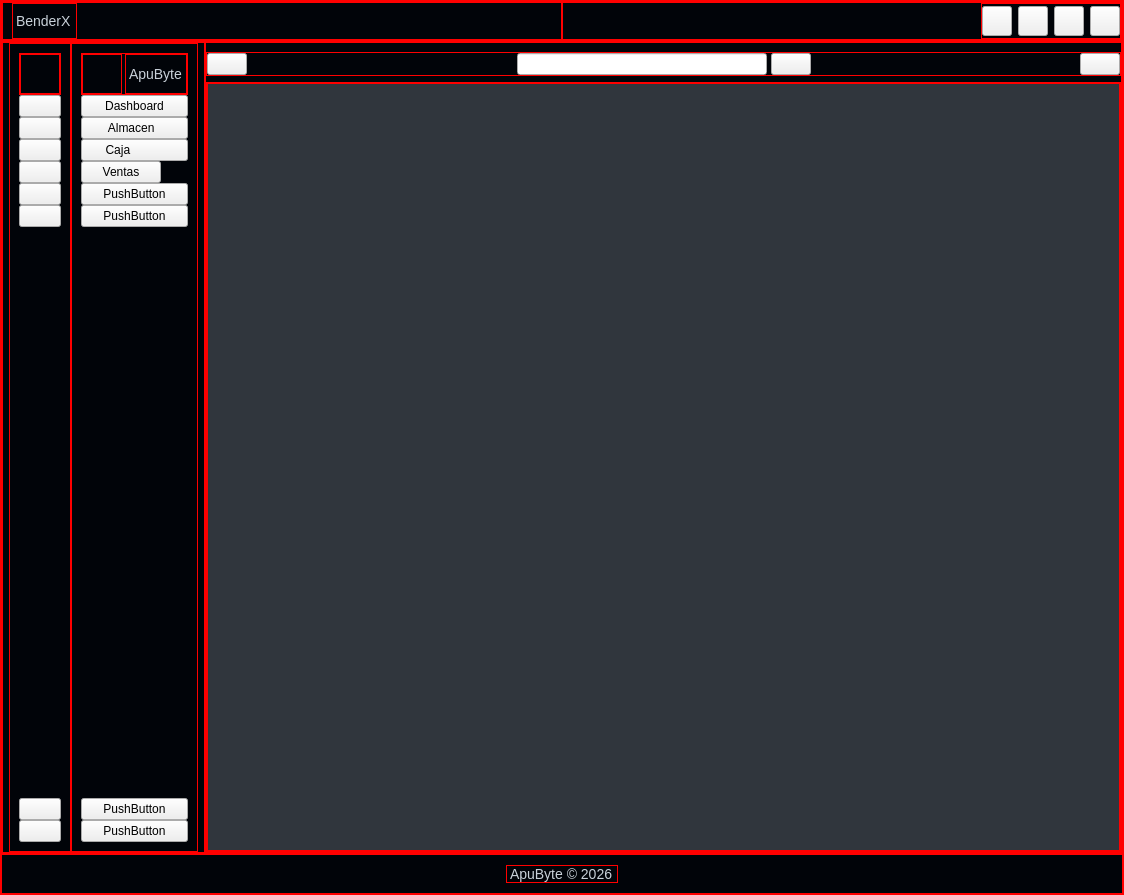
Rofernan1205/BenderX, file app/ui/main.ui: the form before one commit.
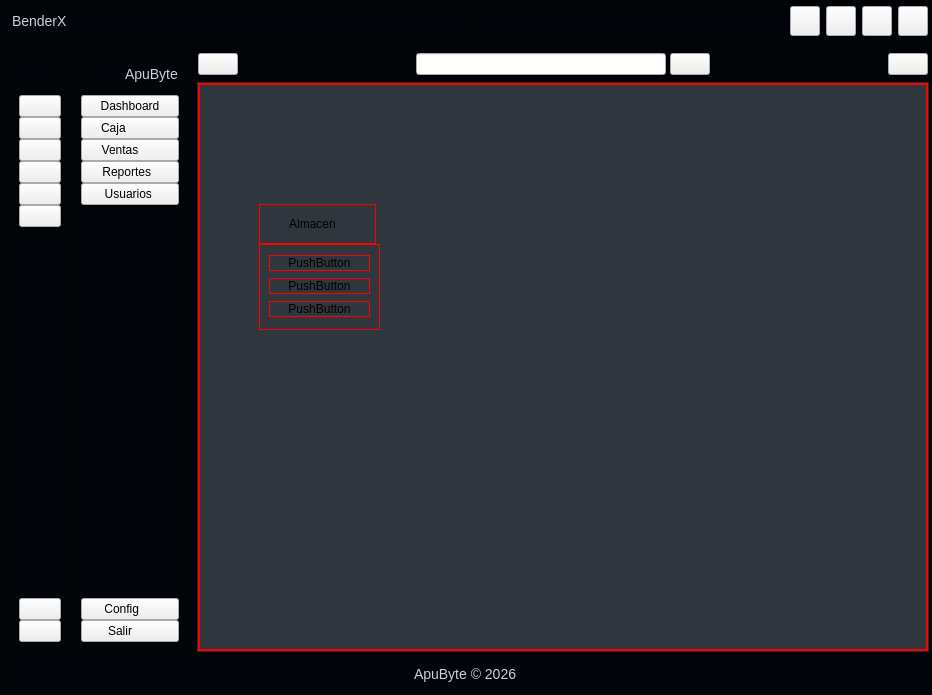
The form after the commit. Icons and pictures are not drawn.

Patch:
```diff
--- a/app/ui/main.ui
+++ b/app/ui/main.ui
@@ -6,8 +6,8 @@
    <rect>
     <x>0</x>
     <y>0</y>
-    <width>1124</width>
-    <height>895</height>
+    <width>932</width>
+    <height>695</height>
    </rect>
   </property>
   <property name="windowTitle">
@@ -21,13 +21,21 @@
     font-size: 14px;
     outline: none;
 }
+QLabel[class=&quot;foto-circular&quot;] {
+    border: 2px solid #30363d; 
+    border-radius: 50px;      
+    background-color: #161b22; 
+}
+
+
+
 QFrame {
    background-color: #010409;
    font-family: &quot;Segoe UI&quot;, &quot;Helvetica&quot;, &quot;Arial&quot;, sans-serif;
    color: #c9d1d9;
     font-size: 14px;
     outline: none;
-    border:1px solid red;
+   
 }
 
 QFrame[class=&quot;second-background&quot;]{
@@ -748,15 +756,13 @@
                       </size>
                      </property>
                      <property name="styleSheet">
-                      <string notr="true">
-
-</string>
+                      <string notr="true"/>
                      </property>
                      <property name="text">
                       <string/>
                      </property>
                      <property name="pixmap">
-                      <pixmap resource="../resources/resources.qrc">:/images/images/apubyte.jpg</pixmap>
+                      <pixmap resource="../resources/resources.qrc">:/images/images/apubyte.png</pixmap>
                      </property>
                      <property name="scaledContents">
                       <bool>true</bool>
@@ -1017,7 +1023,7 @@
                       <string/>
                      </property>
                      <property name="pixmap">
-                      <pixmap resource="../resources/resources.qrc">:/images/images/apubyte.jpg</pixmap>
+                      <pixmap resource="../resources/resources.qrc">:/images/images/apubyte.png</pixmap>
                      </property>
                      <property name="scaledContents">
                       <bool>true</bool>
@@ -1029,6 +1035,9 @@
                      <property name="text">
                       <string>ApuByte</string>
                      </property>
+                     <property name="class" stdset="0">
+                      <string>label-hint-bold</string>
+                     </property>
                     </widget>
                    </item>
                   </layout>
@@ -1066,38 +1075,6 @@
                   </property>
                  </widget>
                 </item>
-                <item alignment="Qt::AlignmentFlag::AlignVCenter">
-                 <widget class="QPushButton" name="pushButton_8">
-                  <property name="minimumSize">
-                   <size>
-                    <width>60</width>
-                    <height>0</height>
-                   </size>
-                  </property>
-                  <property name="maximumSize">
-                   <size>
-                    <width>120</width>
-                    <height>16777215</height>
-                   </size>
-                  </property>
-                  <property name="text">
-                   <string>Almacen  </string>
-                  </property>
-                  <property name="icon">
-                   <iconset resource="../resources/resources.qrc">
-                    <normaloff>:/icons/icons/package.svg</normaloff>:/icons/icons/package.svg</iconset>
-                  </property>
-                  <property name="iconSize">
-                   <size>
-                    <width>24</width>
-                    <height>24</height>
-                   </size>
-                  </property>
-                  <property name="class" stdset="0">
-                   <string>button-menu</string>
-                  </property>
-                 </widget>
-                </item>
                 <item alignment="Qt::AlignmentFlag::AlignVCenter">
                  <widget class="QPushButton" name="pushButton_9">
                   <property name="minimumSize">
@@ -1130,10 +1107,10 @@
                   </property>
                  </widget>
                 </item>
-                <item alignment="Qt::AlignmentFlag::AlignLeft|Qt::AlignmentFlag::AlignVCenter">
+                <item alignment="Qt::AlignmentFlag::AlignVCenter">
                  <widget class="QPushButton" name="pushButton_10">
                   <property name="text">
-                   <string>Ventas</string>
+                   <string>Ventas      </string>
                   </property>
                   <property name="icon">
                    <iconset resource="../resources/resources.qrc">
@@ -1153,14 +1130,40 @@
                 <item>
                  <widget class="QPushButton" name="pushButton_11">
                   <property name="text">
-                   <string>PushButton</string>
+                   <string>Reportes  </string>
+                  </property>
+                  <property name="icon">
+                   <iconset resource="../resources/resources.qrc">
+                    <normaloff>:/icons/icons/statistics.svg</normaloff>:/icons/icons/statistics.svg</iconset>
+                  </property>
+                  <property name="iconSize">
+                   <size>
+                    <width>24</width>
+                    <height>24</height>
+                   </size>
+                  </property>
+                  <property name="class" stdset="0">
+                   <string>button-menu</string>
                   </property>
                  </widget>
                 </item>
                 <item>
                  <widget class="QPushButton" name="pushButton_14">
                   <property name="text">
-                   <string>PushButton</string>
+                   <string>Usuarios </string>
+                  </property>
+                  <property name="icon">
+                   <iconset resource="../resources/resources.qrc">
+                    <normaloff>:/icons/icons/users.svg</normaloff>:/icons/icons/users.svg</iconset>
+                  </property>
+                  <property name="iconSize">
+                   <size>
+                    <width>24</width>
+                    <height>24</height>
+                   </size>
+                  </property>
+                  <property name="class" stdset="0">
+                   <string>button-menu</string>
                   </property>
                  </widget>
                 </item>
@@ -1180,14 +1183,40 @@
                 <item>
                  <widget class="QPushButton" name="pushButton_16">
                   <property name="text">
-                   <string>PushButton</string>
+                   <string>Config     </string>
+                  </property>
+                  <property name="icon">
+                   <iconset resource="../resources/resources.qrc">
+                    <normaloff>:/icons/icons/settings.svg</normaloff>:/icons/icons/settings.svg</iconset>
+                  </property>
+                  <property name="iconSize">
+                   <size>
+                    <width>24</width>
+                    <height>24</height>
+                   </size>
+                  </property>
+                  <property name="class" stdset="0">
+                   <string>button-menu</string>
                   </property>
                  </widget>
                 </item>
                 <item>
                  <widget class="QPushButton" name="pushButton_12">
                   <property name="text">
-                   <string>PushButton</string>
+                   <string>Salir      </string>
+                  </property>
+                  <property name="icon">
+                   <iconset resource="../resources/resources.qrc">
+                    <normaloff>:/icons/icons/exit.svg</normaloff>:/icons/icons/exit.svg</iconset>
+                  </property>
+                  <property name="iconSize">
+                   <size>
+                    <width>24</width>
+                    <height>24</height>
+                   </size>
+                  </property>
+                  <property name="class" stdset="0">
+                   <string>button-menu</string>
                   </property>
                  </widget>
                 </item>
@@ -1378,7 +1407,8 @@
                 <cursorShape>ArrowCursor</cursorShape>
                </property>
                <property name="styleSheet">
-                <string notr="true">background-color:#30363D;</string>
+                <string notr="true">background-color:#30363D;
+</string>
                </property>
                <property name="frameShape">
                 <enum>QFrame::Shape::StyledPanel</enum>
@@ -1408,13 +1438,91 @@
                 <item>
                  <widget class="QStackedWidget" name="stackedWidget">
                   <property name="styleSheet">
-                   <string notr="true"/>
+                   <string notr="true">border: 1px solid red;</string>
                   </property>
                   <property name="currentIndex">
                    <number>1</number>
                   </property>
                   <widget class="QWidget" name="page_3"/>
-                  <widget class="QWidget" name="page_4"/>
+                  <widget class="QWidget" name="page_4">
+                   <widget class="QPushButton" name="pushButton_8">
+                    <property name="geometry">
+                     <rect>
+                      <x>60</x>
+                      <y>120</y>
+                      <width>117</width>
+                      <height>40</height>
+                     </rect>
+                    </property>
+                    <property name="minimumSize">
+                     <size>
+                      <width>60</width>
+                      <height>0</height>
+                     </size>
+                    </property>
+                    <property name="maximumSize">
+                     <size>
+                      <width>120</width>
+                      <height>16777215</height>
+                     </size>
+                    </property>
+                    <property name="text">
+                     <string>Almacen   </string>
+                    </property>
+                    <property name="icon">
+                     <iconset resource="../resources/resources.qrc">
+                      <normaloff>:/icons/icons/package.svg</normaloff>:/icons/icons/package.svg</iconset>
+                    </property>
+                    <property name="iconSize">
+                     <size>
+                      <width>24</width>
+                      <height>24</height>
+                     </size>
+                    </property>
+                    <property name="class" stdset="0">
+                     <string>button-menu</string>
+                    </property>
+                   </widget>
+                   <widget class="QFrame" name="frame_4">
+                    <property name="geometry">
+                     <rect>
+                      <x>60</x>
+                      <y>160</y>
+                      <width>121</width>
+                      <height>86</height>
+                     </rect>
+                    </property>
+                    <property name="frameShape">
+                     <enum>QFrame::Shape::StyledPanel</enum>
+                    </property>
+                    <property name="frameShadow">
+                     <enum>QFrame::Shadow::Raised</enum>
+                    </property>
+                    <layout class="QVBoxLayout" name="verticalLayout_6">
+                     <item>
+                      <widget class="QPushButton" name="pushButton_17">
+                       <property name="text">
+                        <string>PushButton</string>
+                       </property>
+                      </widget>
+                     </item>
+                     <item>
+                      <widget class="QPushButton" name="pushButton_18">
+                       <property name="text">
+                        <string>PushButton</string>
+                       </property>
+                      </widget>
+                     </item>
+                     <item>
+                      <widget class="QPushButton" name="pushButton_19">
+                       <property name="text">
+                        <string>PushButton</string>
+                       </property>
+                      </widget>
+                     </item>
+                    </layout>
+                   </widget>
+                  </widget>
                  </widget>
                 </item>
                </layout>
```
